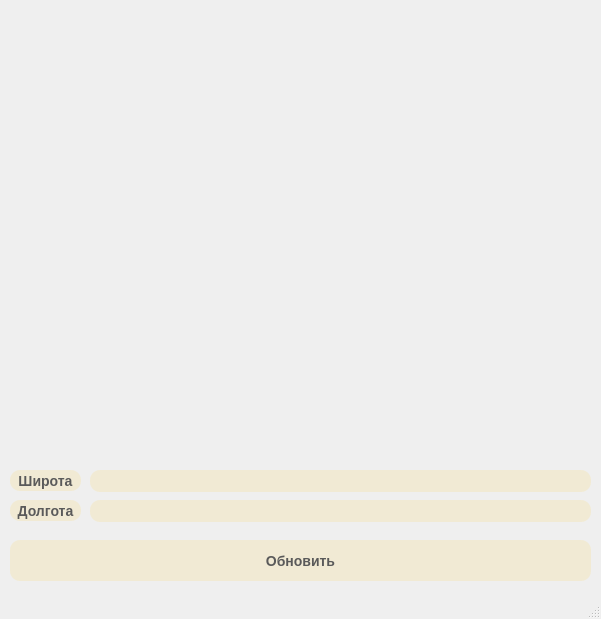
Above: untitled.ui from k-e-n-p-a-c-h-i/Maps_API before the change. Below: the same form after it.
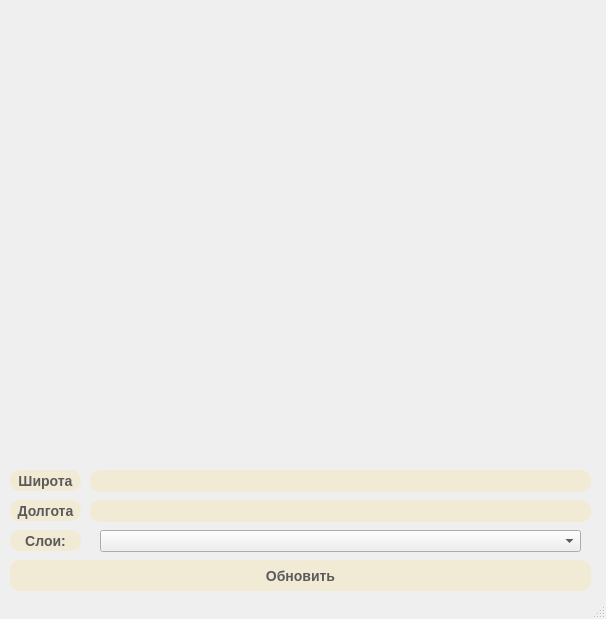
That is the form after the change.

Commit message: MapsAPI_4 + updated z

Patch:
```diff
--- a/untitled.ui
+++ b/untitled.ui
@@ -6,7 +6,7 @@
    <rect>
     <x>0</x>
     <y>0</y>
-    <width>601</width>
+    <width>606</width>
     <height>619</height>
    </rect>
   </property>
@@ -134,9 +134,9 @@
     <property name="geometry">
      <rect>
       <x>10</x>
-      <y>540</y>
+      <y>560</y>
       <width>581</width>
-      <height>41</height>
+      <height>31</height>
      </rect>
     </property>
     <property name="styleSheet">
@@ -152,6 +152,41 @@
      <string>Обновить</string>
     </property>
    </widget>
+   <widget class="QLabel" name="label_4">
+    <property name="geometry">
+     <rect>
+      <x>10</x>
+      <y>530</y>
+      <width>71</width>
+      <height>21</height>
+     </rect>
+    </property>
+    <property name="styleSheet">
+     <string notr="true">background-color: rgba(242, 232, 201, 180);
+color: rgb(90, 90, 90);
+border-style: outset;
+border-widht:2px;
+border-radius:10px;
+border-color:black;
+font:bold 14px;</string>
+    </property>
+    <property name="text">
+     <string>Слои:</string>
+    </property>
+    <property name="alignment">
+     <set>Qt::AlignCenter</set>
+    </property>
+   </widget>
+   <widget class="QComboBox" name="comboBox">
+    <property name="geometry">
+     <rect>
+      <x>100</x>
+      <y>530</y>
+      <width>481</width>
+      <height>22</height>
+     </rect>
+    </property>
+   </widget>
   </widget>
   <widget class="QStatusBar" name="statusbar"/>
  </widget>
```
The commit also changes 1 other file.
